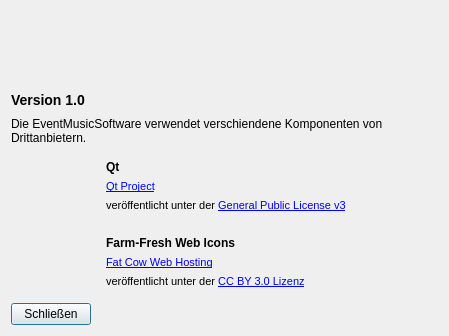
First picture: the form in view/aboutdialog.ui, repository m2otech/emm, before the edit.
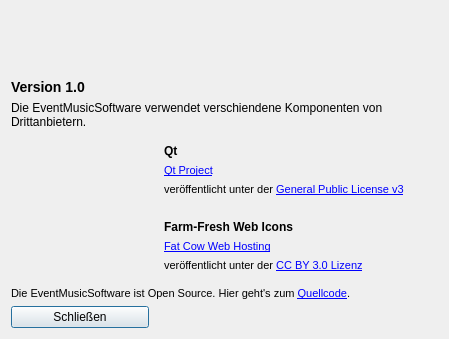
Second picture: the form after the edit. Icons and pictures are not drawn.

Commit message: Added github link to about page

Patch:
```diff
--- a/view/aboutdialog.ui
+++ b/view/aboutdialog.ui
@@ -7,14 +7,14 @@
     <x>0</x>
     <y>0</y>
     <width>445</width>
-    <height>336</height>
+    <height>339</height>
    </rect>
   </property>
   <property name="windowTitle">
    <string>Über die EventMusicSoftware</string>
   </property>
   <layout class="QGridLayout" name="gridLayout">
-   <item row="0" column="0" colspan="2">
+   <item row="0" column="0" colspan="3">
     <widget class="QLabel" name="logo">
      <property name="sizePolicy">
       <sizepolicy hsizetype="Fixed" vsizetype="Preferred">
@@ -45,7 +45,7 @@
      </property>
     </widget>
    </item>
-   <item row="1" column="0">
+   <item row="1" column="0" colspan="2">
     <widget class="QLabel" name="versionLabel">
      <property name="font">
       <font>
@@ -72,7 +72,7 @@
      </property>
     </widget>
    </item>
-   <item row="2" column="0">
+   <item row="2" column="0" colspan="2">
     <spacer name="verticalSpacer">
      <property name="orientation">
       <enum>Qt::Vertical</enum>
@@ -85,7 +85,7 @@
      </property>
     </spacer>
    </item>
-   <item row="3" column="0" colspan="2">
+   <item row="3" column="0" colspan="3">
     <widget class="QLabel" name="label_5">
      <property name="text">
       <string>Die EventMusicSoftware verwendet verschiendene Komponenten von Drittanbietern.</string>
@@ -95,7 +95,7 @@
      </property>
     </widget>
    </item>
-   <item row="4" column="1" rowspan="2">
+   <item row="4" column="2" rowspan="2">
     <widget class="QWidget" name="widget_2" native="true">
      <layout class="QVBoxLayout" name="verticalLayout_2">
       <item>
@@ -145,7 +145,7 @@
      </layout>
     </widget>
    </item>
-   <item row="5" column="0">
+   <item row="5" column="0" colspan="2">
     <widget class="QLabel" name="label_6">
      <property name="minimumSize">
       <size>
@@ -167,7 +167,7 @@
      </property>
     </widget>
    </item>
-   <item row="6" column="0">
+   <item row="6" column="0" rowspan="2" colspan="2">
     <widget class="QLabel" name="label_7">
      <property name="minimumSize">
       <size>
@@ -189,7 +189,7 @@
      </property>
     </widget>
    </item>
-   <item row="6" column="1">
+   <item row="6" column="2" rowspan="2">
     <widget class="QWidget" name="widget_3" native="true">
      <layout class="QGridLayout" name="gridLayout_2">
       <item row="0" column="0">
@@ -261,13 +261,30 @@
      </layout>
     </widget>
    </item>
-   <item row="7" column="0">
+   <item row="10" column="0" colspan="2">
     <widget class="QPushButton" name="closeButton">
      <property name="text">
       <string>Schließen</string>
      </property>
     </widget>
    </item>
+   <item row="8" column="0" colspan="3">
+    <widget class="QLabel" name="label_15">
+     <property name="text">
+      <string>&lt;!DOCTYPE HTML PUBLIC &quot;-//W3C//DTD HTML 4.0//EN&quot; &quot;http://www.w3.org/TR/REC-html40/strict.dtd&quot;&gt;
+&lt;html&gt;&lt;head&gt;&lt;meta name=&quot;qrichtext&quot; content=&quot;1&quot; /&gt;&lt;style type=&quot;text/css&quot;&gt;
+p, li { white-space: pre-wrap; }
+&lt;/style&gt;&lt;/head&gt;&lt;body style=&quot; font-family:'MS Shell Dlg 2'; font-size:8pt; font-weight:400; font-style:normal;&quot;&gt;
+&lt;p style=&quot; margin-top:0px; margin-bottom:0px; margin-left:0px; margin-right:0px; -qt-block-indent:0; text-indent:0px;&quot;&gt;&lt;span style=&quot; font-size:8.25pt;&quot;&gt;Die EventMusicSoftware ist Open Source. Hier geht's zum &lt;/span&gt;&lt;a href=&quot;https://github.com/m2otech/emm/tree/EMS&quot;&gt;&lt;span style=&quot; text-decoration: underline; color:#0000ff;&quot;&gt;Quellcode&lt;/span&gt;&lt;/a&gt;&lt;span style=&quot; font-size:8.25pt;&quot;&gt;.&lt;/span&gt;&lt;/p&gt;&lt;/body&gt;&lt;/html&gt;</string>
+     </property>
+     <property name="wordWrap">
+      <bool>true</bool>
+     </property>
+     <property name="openExternalLinks">
+      <bool>true</bool>
+     </property>
+    </widget>
+   </item>
   </layout>
  </widget>
  <resources>
```
